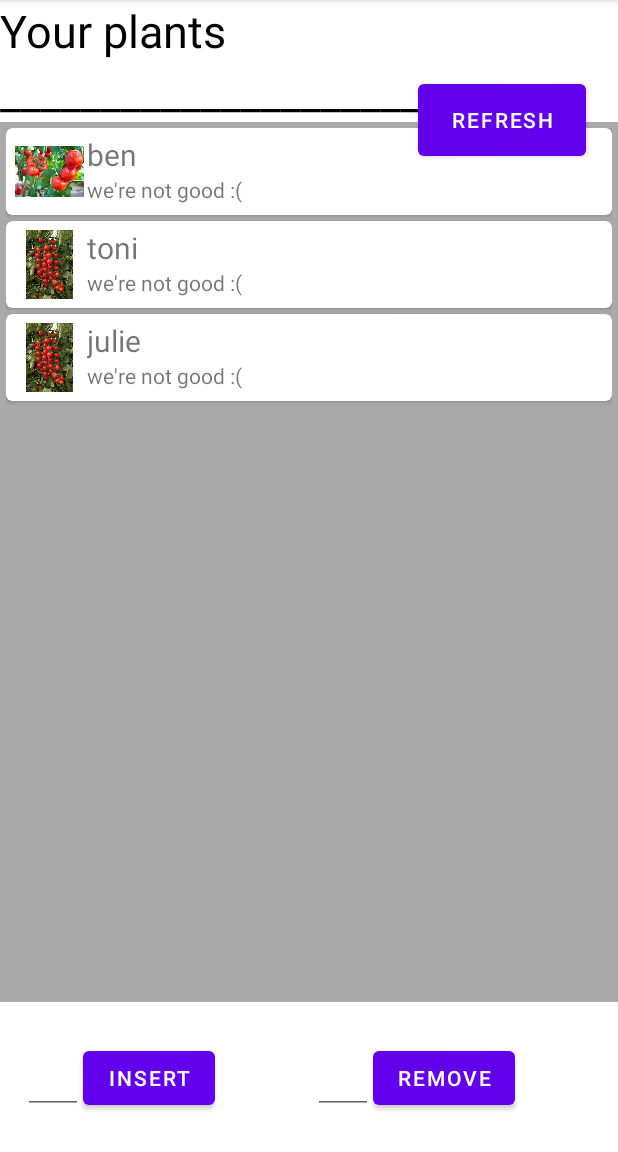
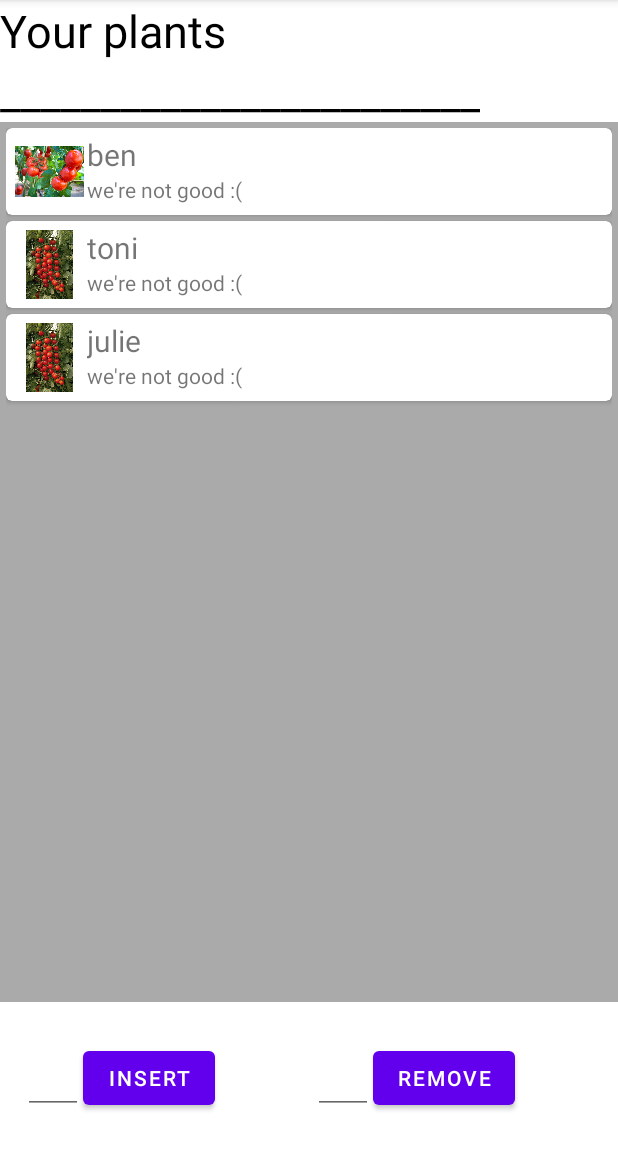
Before and after one commit to CptKaffeeTasse/auTomato, an Android app: the screen it shows after launch (MainActivity), on a phone screen of 412 x 824 dp, the part 84-1236 px from its top. Run offline under Robolectric (Android 15) with nearby library versions, the phone set to English and light mode, and no system bars.

Commit message:
ohne button

```diff
--- a/app/src/main/java/com/example/automato/MainActivity.java
+++ b/app/src/main/java/com/example/automato/MainActivity.java
@@ -48,14 +48,7 @@ public class MainActivity extends AppCompatActivity implements ExampleDialog.Exa
         buttonRemove = findViewById(R.id.button_remove);
         editTextInsert = findViewById(R.id.edittext_insert);
         editTextRemove = findViewById(R.id.edittext_remove);
-        buttonRefresh = findViewById(R.id.refresh);
 
-        buttonRefresh.setOnClickListener(new View.OnClickListener() {
-            @Override
-            public void onClick(View v) {
-                mAdapter.notifyDataSetChanged();
-            }
-        });
 
         buttonInsert.setOnClickListener(new View.OnClickListener() {
             @Override
--- a/app/src/main/res/layout/activity_main.xml
+++ b/app/src/main/res/layout/activity_main.xml
@@ -74,15 +74,6 @@
         android:layout_toEndOf="@id/edittext_remove"
         android:text="remove" />
 
-    <Button
-        android:id="@+id/refresh"
-        android:layout_width="112dp"
-        android:layout_height="60dp"
-        android:layout_alignParentEnd="true"
-        android:layout_alignParentBottom="true"
-        android:layout_marginEnd="21dp"
-        android:layout_marginBottom="658dp"
-        android:text="@string/refreshb" />
 
 
 </RelativeLayout>
```
